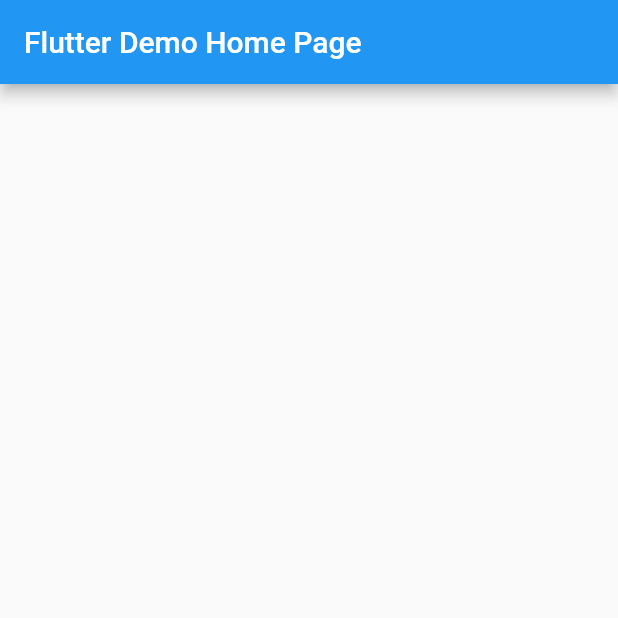
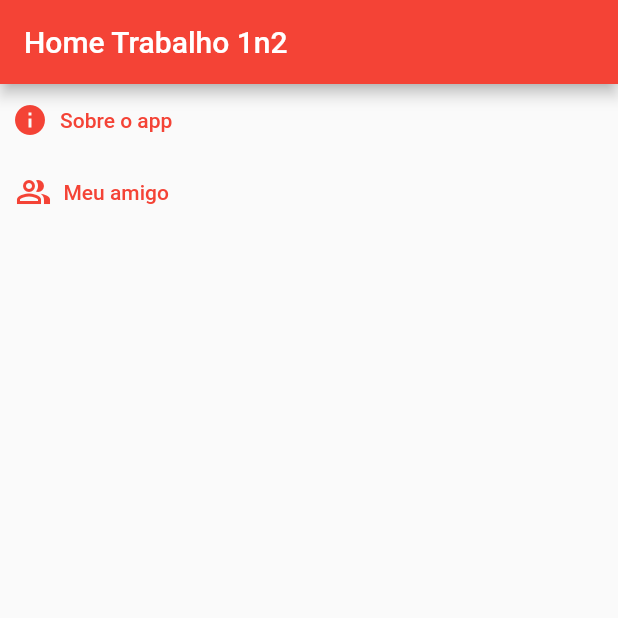
Before and after one commit to camisnew/banco_meu_amigo, a Flutter app: the screen it shows after launch, on a phone screen of 412 x 824 dp, the top half of it. Run offline on Flutter 3.47's test engine with Material 2 defaults, Android fonts, the phone set to English and light mode, and no system bars.

Commit message:
simple navigation and 2 new views

```diff
--- a/lib/view/home.dart
+++ b/lib/view/home.dart
@@ -1,4 +1,5 @@
 import 'package:flutter/material.dart';
+import 'views.dart';
 
 class MyHomePage extends StatefulWidget {
   MyHomePage({Key? key, required this.title}) : super(key: key);
@@ -17,11 +18,24 @@ class _MyHomePageState extends State<MyHomePage> {
       appBar: AppBar(
         title: Text(widget.title),
       ),
-      body: Center(
-        child: Column(
-          mainAxisAlignment: MainAxisAlignment.center,
-          children: []
-        ),
+      body: Column(
+          children: [
+
+            TextButton.icon(
+              icon: Icon(Icons.info),
+              label: Text('Sobre o app'),
+              onPressed: () {
+                Navigator.push(context, MaterialPageRoute(builder: (BuildContext context) => AmigoInfo(title: 'Amigo Info')));
+              },
+            ),
+            TextButton.icon(
+              icon: Icon(Icons.people_alt_outlined),
+              label: Text('Meu amigo'),
+              onPressed: () {
+                Navigator.push(context, MaterialPageRoute(builder: (BuildContext context) => AmigoCard(title: 'Amigo Card')));
+              },
+            ),
+          ]
       ),
     );
   }
--- a/lib/view/my_app.dart
+++ b/lib/view/my_app.dart
@@ -6,11 +6,11 @@ class MyApp extends StatelessWidget {
   @override
   Widget build(BuildContext context) {
     return MaterialApp(
-      title: 'Flutter Demo',
+      title: 'Trabalho 1n2',
       theme: ThemeData(
-        primarySwatch: Colors.blue,
+        primarySwatch: Colors.red,
       ),
-      home: MyHomePage(title: 'Flutter Demo Home Page'),
+      home: MyHomePage(title: 'Home Trabalho 1n2'),
     );
   }
 }
--- a/lib/view/views.dart
+++ b/lib/view/views.dart
@@ -1,2 +1,4 @@
 export './my_app.dart';
 export './home.dart';
+export './amigo_card.dart';
+export './amigo_info.dart';
```
Also changed, not shown: lib/view/amigo_card.dart (added, +34 -0 lines), lib/view/amigo_info.dart (added, +25 -0 lines), 1 other file.
